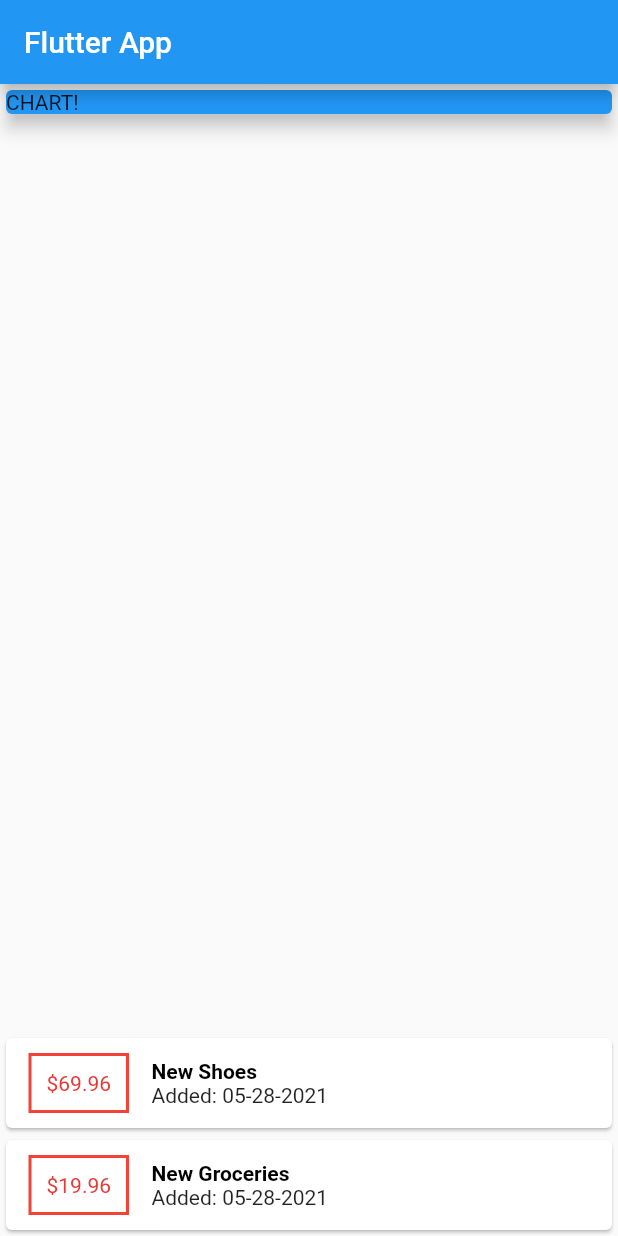
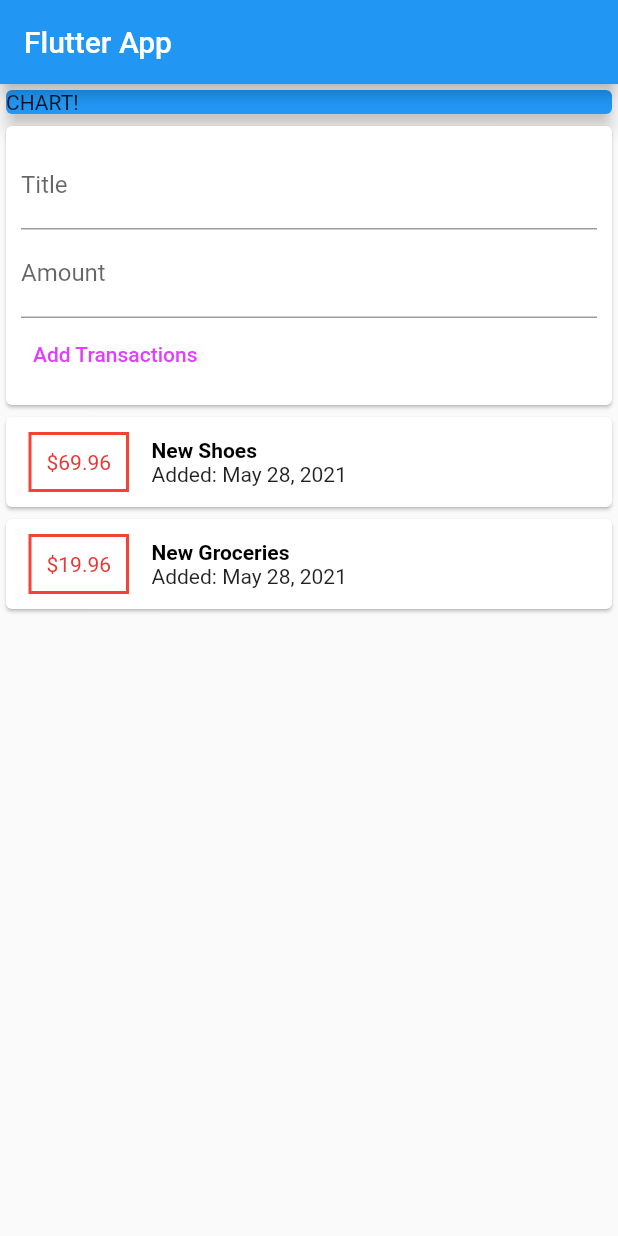
Before and after one commit to mineloop99/mine_loop_shop, a Flutter app: the screen it shows after launch, on a phone screen of 412 x 824 dp. Run offline on Flutter 3.47's test engine with Material 2 defaults, Android fonts, the phone set to English and light mode, and no system bars.

Commit message:
extra +1

```diff
--- a/lib/main.dart
+++ b/lib/main.dart
@@ -28,7 +28,7 @@ class MyHomePage extends StatelessWidget {
         title: Text('Flutter App'),
       ),
       body: Column(
-        mainAxisAlignment: MainAxisAlignment.spaceBetween,
+        mainAxisAlignment: MainAxisAlignment.start,
         crossAxisAlignment: CrossAxisAlignment.stretch,
         children: [
           Container(
@@ -37,6 +37,29 @@ class MyHomePage extends StatelessWidget {
               color: Colors.blue,
               child: Text('CHART!'),
               elevation: 5.0,
+            ),
+          ),
+          Card(
+            child: Container(
+              padding: EdgeInsets.all(10),
+              child: Column(
+                crossAxisAlignment: CrossAxisAlignment.start,
+                children: [
+                  TextField(
+                    decoration: InputDecoration(labelText: 'Title'),
+                  ),
+                  TextField(
+                    decoration: InputDecoration(labelText: 'Amount'),
+                  ),
+                  TextButton(
+                    onPressed: () {},
+                    child: Text(
+                      'Add Transactions',
+                      style: TextStyle(color: Colors.purpleAccent),
+                    ),
+                  ),
+                ],
+              ),
             ),
           ),
           Column(
@@ -70,9 +93,7 @@ class MyHomePage extends StatelessWidget {
                               color: Colors.black, fontWeight: FontWeight.bold),
                         ),
                         Text('Added: ' +
-                            DateFormat('MM-dd-yyyy')
-                                .format(tx.date)
-                                .toString()),
+                            DateFormat.yMMMd().format(tx.date).toString()),
                       ],
                     )
                   ],
```
